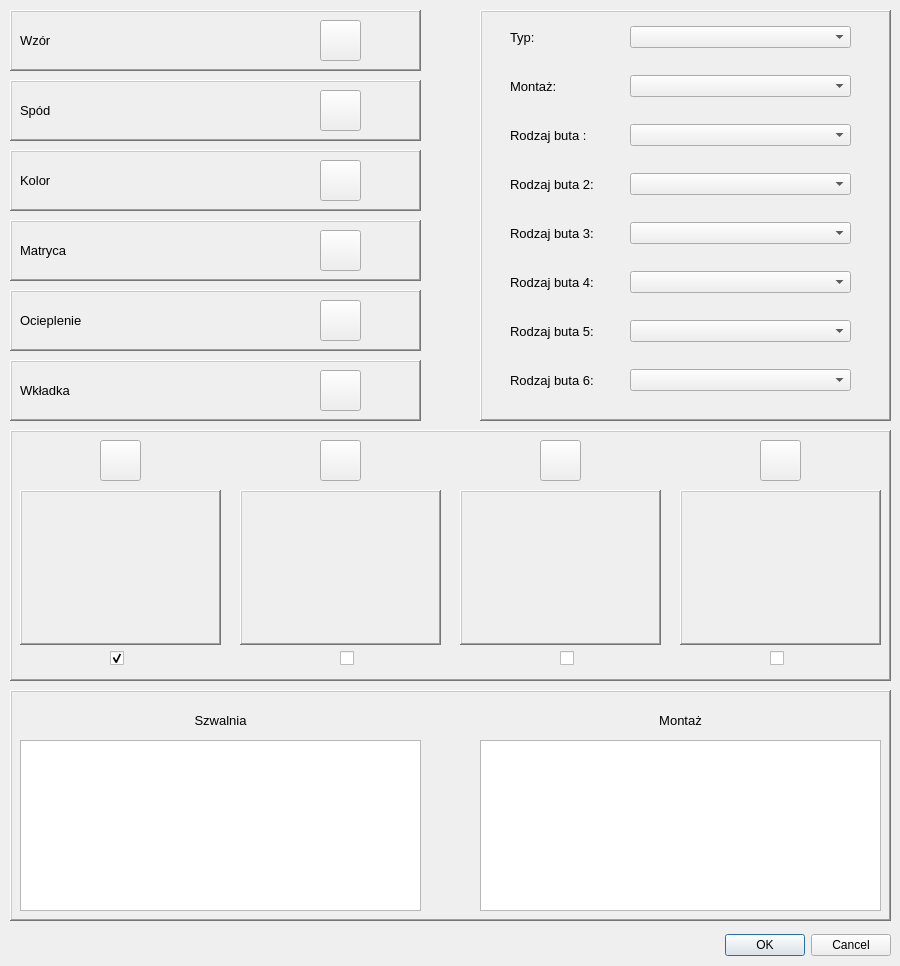
militia11/shoes, file owyModelDialog.ui: the form before one commit.
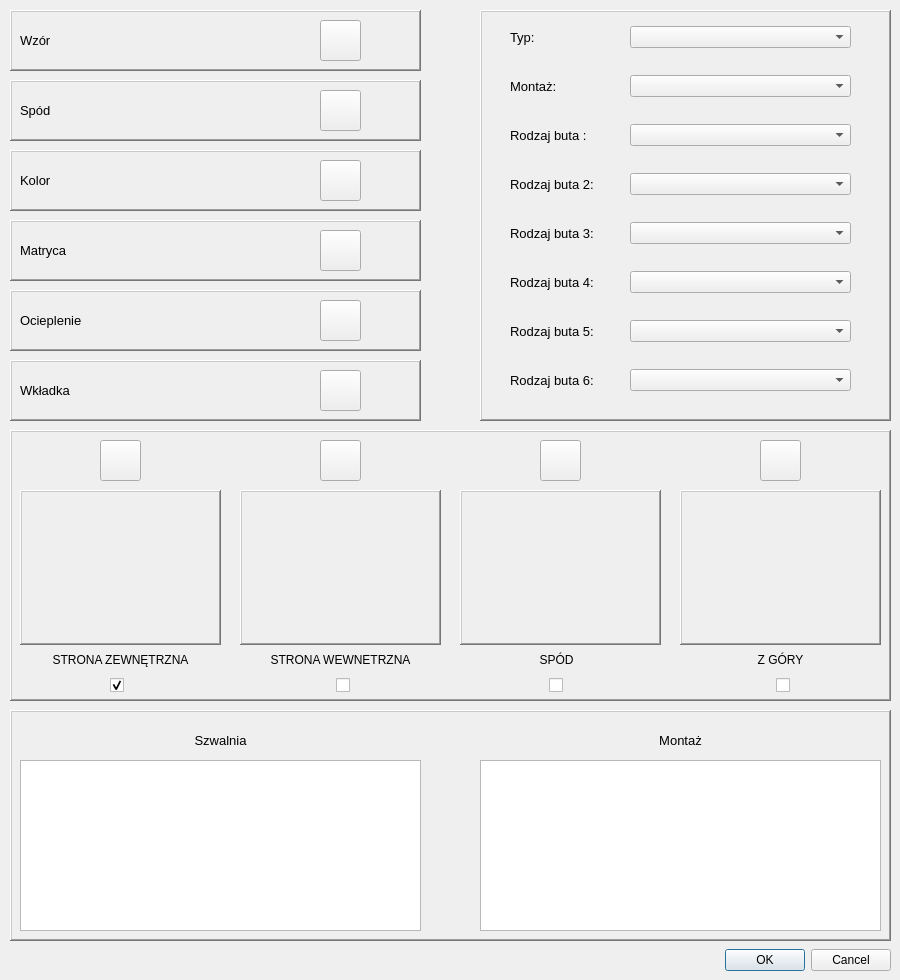
The form after the commit. Icons and pictures are not drawn.

The edit to the form file:
```diff
--- a/owyModelDialog.ui
+++ b/owyModelDialog.ui
@@ -7,7 +7,7 @@
     <x>0</x>
     <y>0</y>
     <width>900</width>
-    <height>966</height>
+    <height>980</height>
    </rect>
   </property>
   <property name="windowTitle">
@@ -332,7 +332,7 @@
    <property name="geometry">
     <rect>
      <x>710</x>
-     <y>930</y>
+     <y>945</y>
      <width>181</width>
      <height>31</height>
     </rect>
@@ -850,7 +850,7 @@
      <x>10</x>
      <y>430</y>
      <width>881</width>
-     <height>251</height>
+     <height>271</height>
     </rect>
    </property>
    <property name="frameShape">
@@ -1039,7 +1039,7 @@
     <property name="geometry">
      <rect>
       <x>100</x>
-      <y>220</y>
+      <y>247</y>
       <width>16</width>
       <height>16</height>
      </rect>
@@ -1063,8 +1063,8 @@
    <widget class="QCheckBox" name="checkBox2">
     <property name="geometry">
      <rect>
-      <x>330</x>
-      <y>220</y>
+      <x>326</x>
+      <y>247</y>
       <width>16</width>
       <height>16</height>
      </rect>
@@ -1088,8 +1088,8 @@
    <widget class="QCheckBox" name="checkBox3">
     <property name="geometry">
      <rect>
-      <x>550</x>
-      <y>220</y>
+      <x>539</x>
+      <y>247</y>
       <width>16</width>
       <height>16</height>
      </rect>
@@ -1113,8 +1113,8 @@
    <widget class="QCheckBox" name="checkBox4">
     <property name="geometry">
      <rect>
-      <x>760</x>
-      <y>220</y>
+      <x>766</x>
+      <y>247</y>
       <width>16</width>
       <height>16</height>
      </rect>
@@ -1255,12 +1255,76 @@
      <set>Qt::AlignCenter</set>
     </property>
    </widget>
+   <widget class="QLabel" name="label_3">
+    <property name="geometry">
+     <rect>
+      <x>526</x>
+      <y>220</y>
+      <width>41</width>
+      <height>20</height>
+     </rect>
+    </property>
+    <property name="text">
+     <string>SPÓD</string>
+    </property>
+    <property name="alignment">
+     <set>Qt::AlignCenter</set>
+    </property>
+   </widget>
+   <widget class="QLabel" name="label">
+    <property name="geometry">
+     <rect>
+      <x>20</x>
+      <y>220</y>
+      <width>181</width>
+      <height>20</height>
+     </rect>
+    </property>
+    <property name="text">
+     <string>STRONA ZEWNĘTRZNA</string>
+    </property>
+    <property name="alignment">
+     <set>Qt::AlignCenter</set>
+    </property>
+   </widget>
+   <widget class="QLabel" name="label_2">
+    <property name="geometry">
+     <rect>
+      <x>230</x>
+      <y>220</y>
+      <width>201</width>
+      <height>20</height>
+     </rect>
+    </property>
+    <property name="text">
+     <string>STRONA WEWNETRZNA</string>
+    </property>
+    <property name="alignment">
+     <set>Qt::AlignCenter</set>
+    </property>
+   </widget>
+   <widget class="QLabel" name="label_4">
+    <property name="geometry">
+     <rect>
+      <x>740</x>
+      <y>220</y>
+      <width>61</width>
+      <height>20</height>
+     </rect>
+    </property>
+    <property name="text">
+     <string>Z GÓRY</string>
+    </property>
+    <property name="alignment">
+     <set>Qt::AlignCenter</set>
+    </property>
+   </widget>
   </widget>
   <widget class="QFrame" name="frame_13">
    <property name="geometry">
     <rect>
      <x>10</x>
-     <y>690</y>
+     <y>710</y>
      <width>881</width>
      <height>231</height>
     </rect>
```
